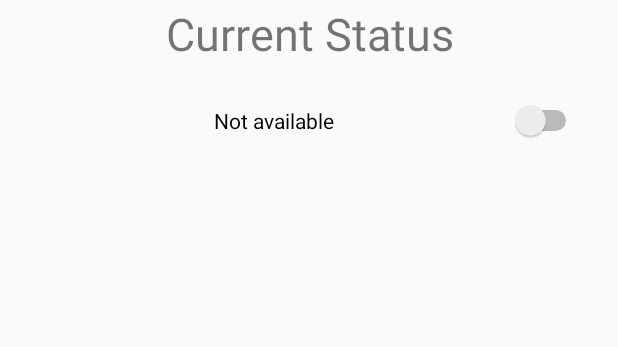
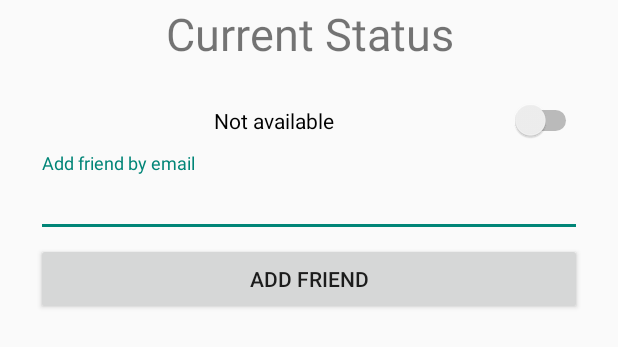
Before and after one commit to ClockworkMonkey/Synk, an Android app: the layout activity_main_menu.xml on its own in the app's theme, with its tools: preview values and no code run, on a phone screen of 412 x 824 dp. Shown: the top 347 px of the screen. Run offline under Robolectric (Android 15) with nearby library versions, the phone set to English and light mode, and no system bars.

Commit message:
added friend functionality
added UI and async tasks for adding friends and viewing friend lists

```diff
--- a/app/src/main/res/layout/activity_main_menu.xml
+++ b/app/src/main/res/layout/activity_main_menu.xml
@@ -29,6 +29,38 @@
             android:id="@+id/busy_free_switch"
             android:checked="false" />
 
+        <android.support.design.widget.TextInputLayout
+            android:layout_width="match_parent"
+            android:layout_height="wrap_content"
+            android:layout_marginTop="8dp"
+            android:layout_marginBottom="2dp">
+            <EditText android:id="@+id/input_friend_name"
+                android:layout_width="match_parent"
+                android:layout_height="wrap_content"
+                android:inputType="textCapWords"
+                android:hint="Add friend by email" />
+
+        </android.support.design.widget.TextInputLayout>
+
+        <android.support.v7.widget.AppCompatButton
+            android:id="@+id/btn_add_friend"
+            android:layout_width="fill_parent"
+            android:layout_height="wrap_content"
+            android:layout_marginTop="2dp"
+            android:layout_marginBottom="24dp"
+            android:padding="12dp"
+            android:text="Add Friend"
+            android:onClick="add_friend_click (MainMenu)" />
+
+        <ListView
+            android:id="@+id/friendlist"
+            android:scrollbars="vertical"
+            android:paddingTop="20dp"
+            android:layout_width="fill_parent"
+            android:layout_height="wrap_content"
+            android:layout_gravity="fill_vertical"
+            android:layout_alignParentBottom="true">
+        </ListView>
 
     </LinearLayout>
 </ScrollView>
```
Also changed, not shown: app/src/main/java/clockworkstudios/synk/MainMenu.java (+302 -0 lines), app/src/main/java/clockworkstudios/synk/Utills.java (added, +21 -0 lines), app/src/main/java/clockworkstudios/synk/log_in.java (+16 -2 lines), app/src/main/java/clockworkstudios/synk/sign_up.java (+9 -2 lines), 1 other file.
